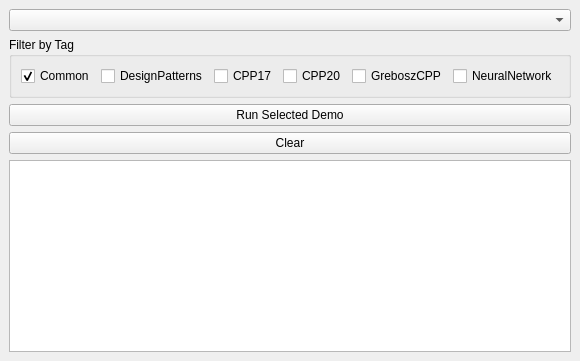
pawcijo/CppPlayground, file ModernCppQTApp/src/mainwindow.ui: the form before one commit.
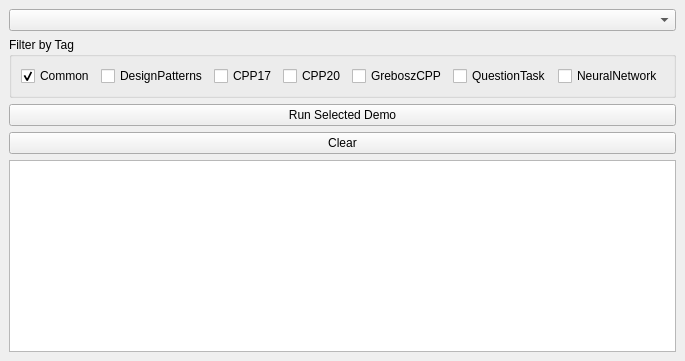
The form after the commit.

Diff of the .ui file:
```diff
--- a/ModernCppQTApp/src/mainwindow.ui
+++ b/ModernCppQTApp/src/mainwindow.ui
@@ -52,6 +52,13 @@
          </property>
         </widget>
        </item>
+       <item>
+        <widget class="QCheckBox" name="tagQuestionTask">
+         <property name="text">
+          <string>QuestionTask</string>
+         </property>
+        </widget>
+       </item>
        <item>
         <widget class="QCheckBox" name="tagNeuralNetwork">
          <property name="text">
```
